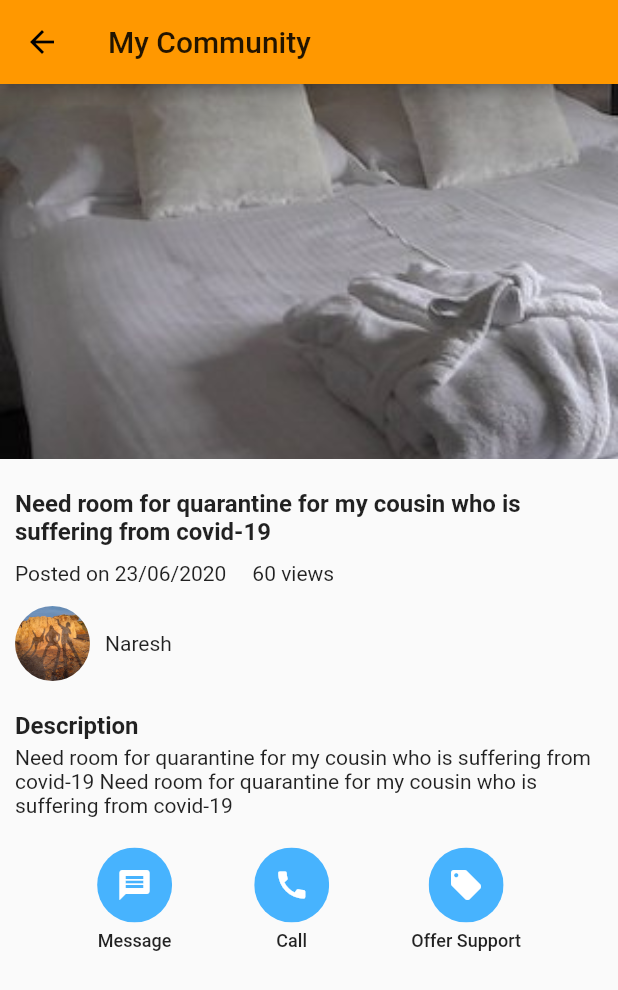
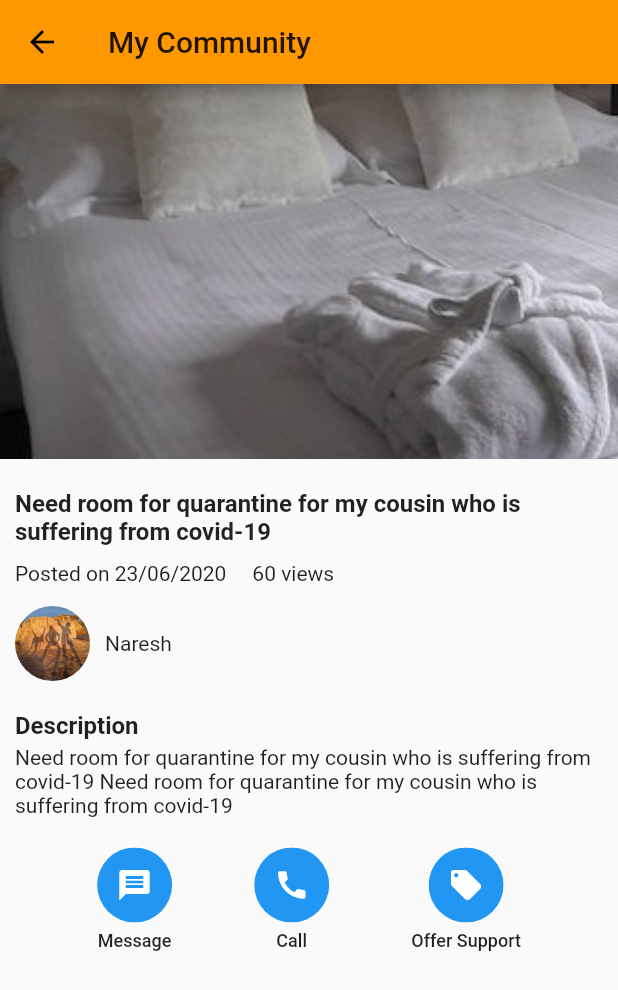
Before and after one commit to nareshidiga/CommunityShareApp, a Flutter app: the NeedDetailsScreen screen opened directly with empty values, on a phone screen of 412 x 824 dp. Shown: the top 990 px of the screen. Run offline on Flutter 3.47's test engine with Material 2 defaults, Android fonts, the phone set to English and light mode, and no system bars; our stand-ins replace carousel_slider, flutter_feather_icons, flutter_speed_dial, google_fonts, rxdart; Roboto replaces fonts that are missing (Hind).

Commit message:
Update screen action icon colour

```diff
--- a/community_market_place/lib/screens/needs_details_screen.dart
+++ b/community_market_place/lib/screens/needs_details_screen.dart
@@ -71,7 +71,7 @@ class NeedDetailsScreenState extends State<NeedDetailsScreen> {
                         children: [
                           ClipOval(
                             child: Material(
-                              color: AppColors.seaBlue1,
+                              color: Theme.of(context).accentColor,
                               child: InkWell(
                                 splashColor: AppColors.orangeShade5,
                                 child: SizedBox(width: Sizes.WIDTH_50, height: Sizes.HEIGHT_50, child: Icon(Icons.message, color: AppColors.white,)),
@@ -87,7 +87,7 @@ class NeedDetailsScreenState extends State<NeedDetailsScreen> {
                         children: [
                           ClipOval(
                             child: Material(
-                              color: AppColors.seaBlue1,
+                              color: Theme.of(context).accentColor,
                               child: InkWell(
                                 splashColor: AppColors.orangeShade5,
                                 child: SizedBox(width: Sizes.WIDTH_50, height: Sizes.HEIGHT_50, child: Icon(Icons.call, color: AppColors.white)),
@@ -103,7 +103,7 @@ class NeedDetailsScreenState extends State<NeedDetailsScreen> {
                         children: [
                           ClipOval(
                             child: Material(
-                              color: needs[index].accepted? AppColors.green : AppColors.seaBlue1,
+                              color: needs[index].accepted? AppColors.green : Theme.of(context).accentColor,
                               child: InkWell(
                                 splashColor: AppColors.orangeShade5,
                                 child: SizedBox(width: Sizes.WIDTH_50, height: Sizes.HEIGHT_50, child: Icon(Icons.local_offer, color: needs[index].accepted ? AppColors.greyShade3  : AppColors.white, semanticLabel:'Accept offer' /*Accessibility feature needs to highlight this*/)),
--- a/community_market_place/lib/screens/offers_details_screen.dart
+++ b/community_market_place/lib/screens/offers_details_screen.dart
@@ -69,7 +69,7 @@ class OfferDetailsScreenState extends State<OfferDetailsScreen> {
                         children: [
                           ClipOval(
                             child: Material(
-                              color: AppColors.seaBlue1,
+                              color: Theme.of(context).accentColor,
                               child: InkWell(
                                 splashColor: AppColors.orangeShade5,
                                 child: SizedBox(width: Sizes.WIDTH_50, height: Sizes.HEIGHT_50, child: Icon(Icons.message, color: AppColors.white,)),
@@ -85,7 +85,7 @@ class OfferDetailsScreenState extends State<OfferDetailsScreen> {
                         children: [
                           ClipOval(
                             child: Material(
-                              color: AppColors.seaBlue1,
+                              color: Theme.of(context).accentColor,
                               child: InkWell(
                                 splashColor: AppColors.orangeShade5,
                                 child: SizedBox(width: Sizes.WIDTH_50, height: Sizes.HEIGHT_50, child: Icon(Icons.call, color: AppColors.white)),
@@ -101,7 +101,7 @@ class OfferDetailsScreenState extends State<OfferDetailsScreen> {
                         children: [
                           ClipOval(
                             child: Material(
-                              color: offers[index].accepted ? AppColors.green : AppColors.seaBlue1,
+                              color: offers[index].accepted ? AppColors.green : Theme.of(context).accentColor,
                               child: InkWell(
                                 splashColor: AppColors.orangeShade5,
                                 child: SizedBox(width: Sizes.WIDTH_50, height: Sizes.HEIGHT_50, child: Icon(Icons.local_offer, color: offers[index].accepted? AppColors.greyShade3  : AppColors.white, semanticLabel:'Accept offer' /*Accessibility feature needs to highlight this*/)),
```
